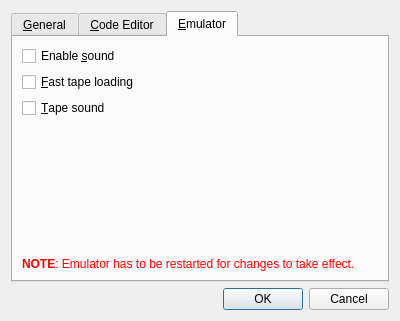
The window that editor/SettingsDialog.ui (zapolnov/zxide) describes before a commit, drawn with Qt 5.
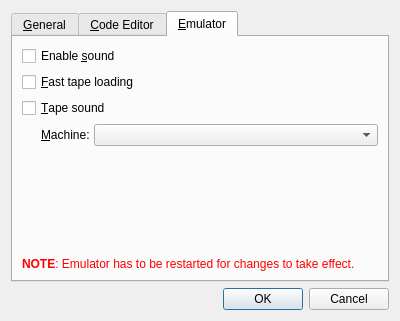
The same window after the commit. The open tabs and pages were chosen to show the change.

Commit message: Implemented selection of an emulated machine.

```diff
--- a/editor/SettingsDialog.ui
+++ b/editor/SettingsDialog.ui
@@ -227,6 +227,49 @@
          </property>
         </widget>
        </item>
+       <item>
+        <layout class="QHBoxLayout" name="machineLayout">
+         <property name="spacing">
+          <number>4</number>
+         </property>
+         <item>
+          <widget class="QWidget" name="machineSpacer" native="true">
+           <property name="minimumSize">
+            <size>
+             <width>15</width>
+             <height>0</height>
+            </size>
+           </property>
+           <property name="maximumSize">
+            <size>
+             <width>15</width>
+             <height>16777215</height>
+            </size>
+           </property>
+          </widget>
+         </item>
+         <item>
+          <widget class="QLabel" name="machineLabel">
+           <property name="text">
+            <string>&amp;Machine:</string>
+           </property>
+           <property name="buddy">
+            <cstring>machineCombo</cstring>
+           </property>
+          </widget>
+         </item>
+         <item>
+          <widget class="QComboBox" name="machineCombo">
+           <property name="sizePolicy">
+            <sizepolicy hsizetype="Expanding" vsizetype="Fixed">
+             <horstretch>0</horstretch>
+             <verstretch>0</verstretch>
+            </sizepolicy>
+           </property>
+          </widget>
+         </item>
+        </layout>
+       </item>
        <item>
         <spacer name="emulatorTabSpacer">
          <property name="orientation">
```
The commit also changes 15 other files.
